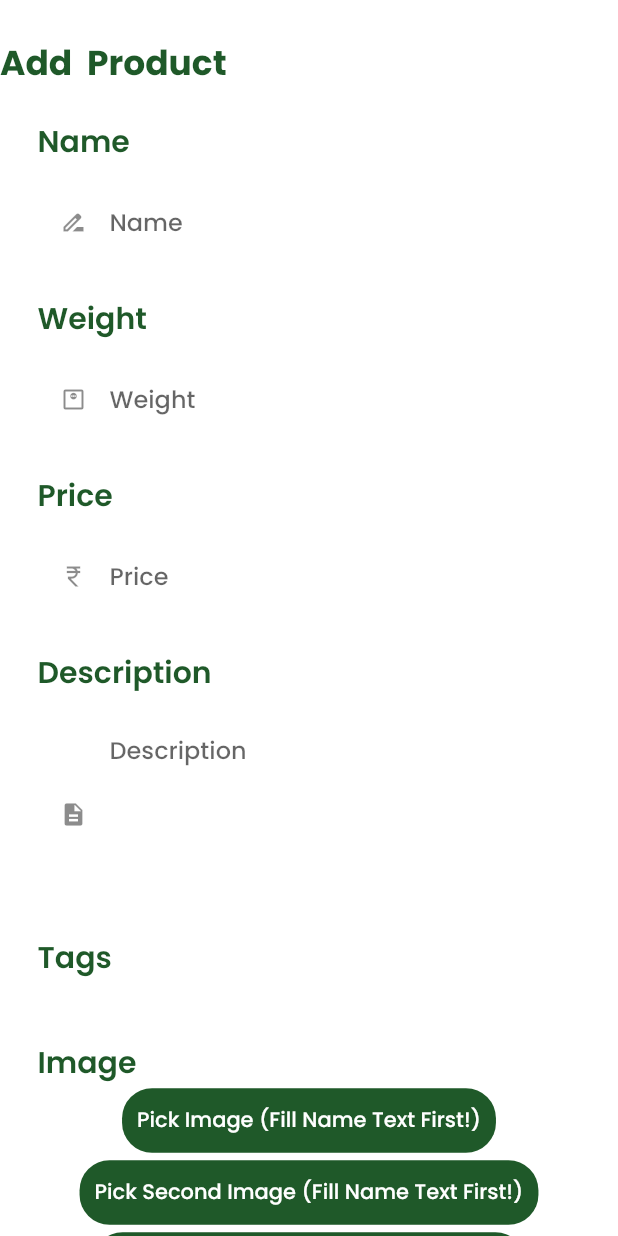
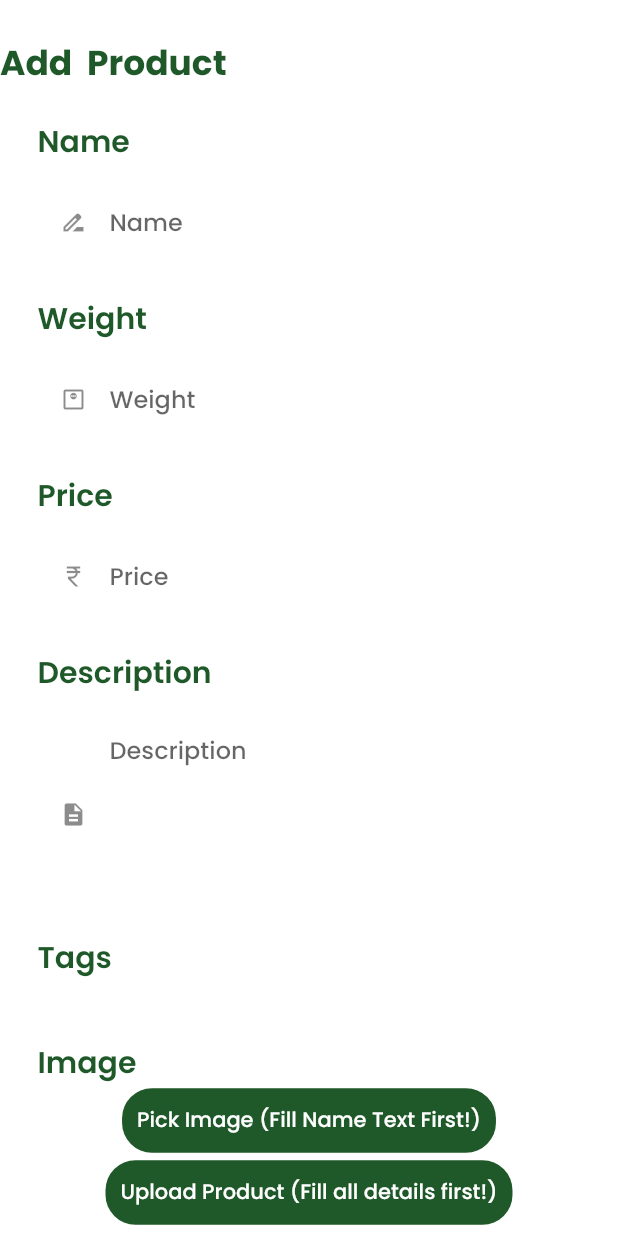
Before and after one commit to mak21-p/grocerydeliverywebadmin, a Flutter app: the AdminAddProductScreen screen opened directly with empty values, after a tap on "Pick Image (Fill Name Text First!)", on a phone screen of 412 x 824 dp. Run offline on Flutter 3.47's test engine with Material 2 defaults, Android fonts, the light colour scheme and no system bars; our stand-ins replace cloud_firestore, firebase_auth, firebase_core, firebase_storage, flutter_bloc, flutter_dash and 5 more; missing offline and left inert: dart:html, firebase_phone_auth_handler, firestore_search, geoflutterfire, image_picker_for_web, image_picker_web and 3 more; accounts and stored records are empty; statements that could not run were skipped.

Commit message:
Update admin_addproduct_screen.dart

```diff
--- a/lib/screens/admin_addproduct/admin_addproduct_screen.dart
+++ b/lib/screens/admin_addproduct/admin_addproduct_screen.dart
@@ -1,12 +1,15 @@
 import 'dart:io';
 import 'dart:math';
+import 'dart:html' as html;
 
-import 'package:file_picker/file_picker.dart';
 import 'package:firebase_storage/firebase_storage.dart';
+import 'package:flutter/foundation.dart';
 import 'package:flutter/material.dart';
-import 'package:image_picker/image_picker.dart';
-import 'package:path/path.dart';
+import 'package:image_picker_web/image_picker_web.dart';
+import 'package:mime_type/mime_type.dart';
+import 'package:path/path.dart' as Path;
 import 'package:cloud_firestore/cloud_firestore.dart';
+import 'package:image_picker_for_web/image_picker_for_web.dart';
 
 List<String> fruits = <String>[
   'Select Item',
@@ -146,16 +149,13 @@ class _AdminAddProductScreenState extends State<AdminAddProductScreen> {
   var _desctext = TextEditingController();
   ValueNotifier<int> controller = ValueNotifier<int>(0);
 
-  PlatformFile? pickedFile;
-  PlatformFile? pickedFile2;
-  PlatformFile? pickedFile3;
   UploadTask? uploadTask;
-  UploadTask? uploadTask2;
-  UploadTask? uploadTask3;
   var urlDownload;
   var urlDownload2;
   var urlDownload3;
   String dropdownvalue = 'Select Item';
+  html.File? _cloudFile;
+  Uint8List? _fileBytes;
 
   Future uploadFile() async {
     Random rand1 = new Random();
@@ -164,37 +164,18 @@ class _AdminAddProductScreenState extends State<AdminAddProductScreen> {
     int random2 = rand2.nextInt(1000);
     Random rand3 = new Random();
     int random3 = rand3.nextInt(10000);
-    final path = '${widget.category}/${_nametext.text} ${random1}';
-    final file = File(pickedFile!.path!);
-    final path2 = '${widget.category}/${_nametext.text} ${random2}';
-    final file2 = File(pickedFile2!.path!);
-    final path3 = '${widget.category}/${_nametext.text} ${random3}';
-    final file3 = File(pickedFile3!.path!);
+
+    String path = '${widget.category}/${_nametext.text} ${random1}';
 
     final ref = FirebaseStorage.instance.ref().child(path);
-    uploadTask = ref.putFile(file);
+    uploadTask = ref.putData(_fileBytes!);
 
     final snapshot = await uploadTask!.whenComplete(() {
       print('1 done');
     });
 
     urlDownload = await snapshot.ref.getDownloadURL();
-
-    final ref2 = FirebaseStorage.instance.ref().child(path2);
-    uploadTask2 = ref2.putFile(file2);
-
-    final snapshot2 = await uploadTask2!.whenComplete(() {
-      print('2 done');
-    });
-
-    urlDownload2 = await snapshot2.ref.getDownloadURL();
-
-    final ref3 = FirebaseStorage.instance.ref().child(path3);
-    uploadTask3 = ref3.putFile(file3);
-
-    final snapshot3 = await uploadTask3!.whenComplete(() {});
-
-    urlDownload3 = await snapshot3.ref.getDownloadURL();
+    print(urlDownload);
 
     final db = FirebaseFirestore.instance;
   }
@@ -211,10 +192,7 @@ class _AdminAddProductScreenState extends State<AdminAddProductScreen> {
       "Name": _nametext.text,
       "Price": _pricetext.text,
       "Weight": _weighttext.text,
-      "tags": dropdownvalue,
-      "image": urlDownload,
-      "image2": urlDownload2,
-      "image3": urlDownload3,
+      "image": "${urlDownload}",
       "description": _desctext.text
     };
 
@@ -229,30 +207,17 @@ class _AdminAddProductScreenState extends State<AdminAddProductScreen> {
   }
 
   Future selectFile() async {
-    final result = await FilePicker.platform.pickFiles();
-    if (result == null) return;
+    var mediaData = await ImagePickerWeb.getImageInfo;
+    String? mimeType = mime(Path.basename(mediaData!.fileName!));
+    html.File mediaFile =
+        new html.File(mediaData.data!, mediaData.fileName!, {'type': mimeType});
 
-    setState(() {
-      pickedFile = result.files.first;
-    });
-  }
-
-  Future selectFile2() async {
-    final result2 = await FilePicker.platform.pickFiles();
-    if (result2 == null) return;
-
-    setState(() {
-      pickedFile2 = result2.files.first;
-    });
-  }
-
-  Future selectFile3() async {
-    final result3 = await FilePicker.platform.pickFiles();
-    if (result3 == null) return;
-
-    setState(() {
-      pickedFile3 = result3.files.first;
-    });
+    if (mediaFile != null) {
+      setState(() {
+        _cloudFile = mediaFile;
+        _fileBytes = mediaData.data;
+      });
+    }
   }
 
   @override
@@ -636,79 +601,11 @@ class _AdminAddProductScreenState extends State<AdminAddProductScreen> {
                             fontSize: 20,
                           ),
                         ),
-                        if (pickedFile != null)
-                          Center(
-                            child: Image.file(
-                              File(pickedFile!.path!),
-                              width: 125,
-                              fit: BoxFit.cover,
-                            ),
-                          ),
                         Center(
                           child: ElevatedButton(
                             onPressed: selectFile,
                             child: Text(
                               'Pick Image (Fill Name Text First!)',
-                            ),
-                            style: ButtonStyle(
-                              elevation: MaterialStateProperty.all(0),
-                              backgroundColor: MaterialStateProperty.all<Color>(
-                                  Color.fromARGB(255, 31, 89, 41)),
-                              padding:
-                                  MaterialStateProperty.all<EdgeInsetsGeometry>(
-                                      const EdgeInsets.symmetric(
-                                          vertical: 11, horizontal: 10)),
-                              shape: MaterialStateProperty.all<
-                                      RoundedRectangleBorder>(
-                                  RoundedRectangleBorder(
-                                borderRadius: BorderRadius.circular(20.0),
-                              )),
-                            ),
-                          ),
-                        ),
-                        if (pickedFile2 != null)
-                          Center(
-                            child: Image.file(
-                              File(pickedFile2!.path!),
-                              width: 125,
-                              fit: BoxFit.cover,
-                            ),
-                          ),
-                        Center(
-                          child: ElevatedButton(
-                            onPressed: selectFile2,
-                            child: Text(
-                              'Pick Second Image (Fill Name Text First!)',
-                            ),
-                            style: ButtonStyle(
-                              elevation: MaterialStateProperty.all(0),
-                              backgroundColor: MaterialStateProperty.all<Color>(
-                                  Color.fromARGB(255, 31, 89, 41)),
-                              padding:
-                                  MaterialStateProperty.all<EdgeInsetsGeometry>(
-                                      const EdgeInsets.symmetric(
-                                          vertical: 11, horizontal: 10)),
-                              shape: MaterialStateProperty.all<
-                                      RoundedRectangleBorder>(
-                                  RoundedRectangleBorder(
-                                borderRadius: BorderRadius.circular(20.0),
-                              )),
-                            ),
-                          ),
-                        ),
-                        if (pickedFile3 != null)
-                          Center(
-                            child: Image.file(
-                              File(pickedFile3!.path!),
-                              width: 125,
-                              fit: BoxFit.cover,
-                            ),
-                          ),
-                        Center(
-                          child: ElevatedButton(
-                            onPressed: selectFile3,
-                            child: Text(
-                              'Pick Third Image (Fill Name Text First!)',
                             ),
                             style: ButtonStyle(
                               elevation: MaterialStateProperty.all(0),
```
